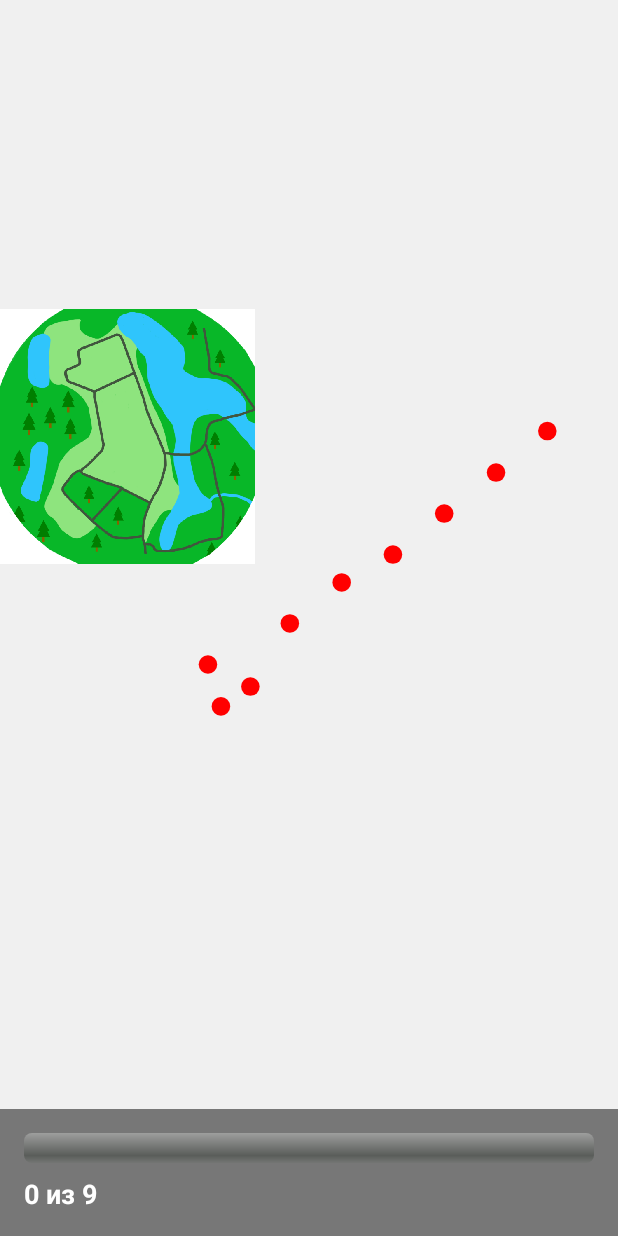
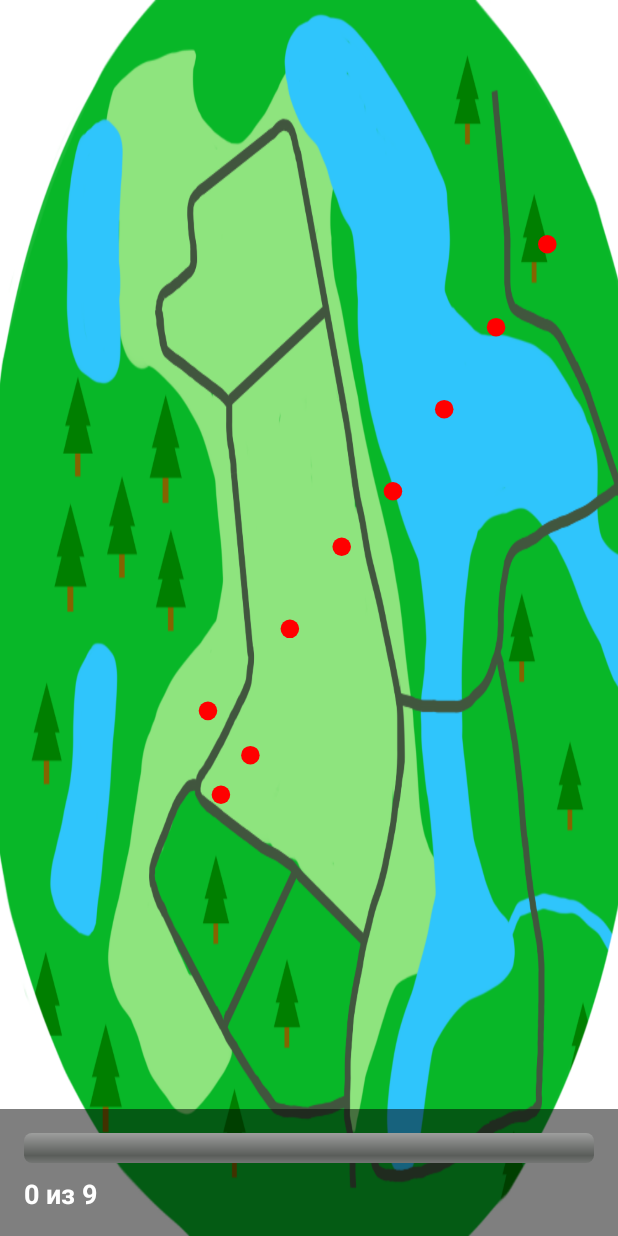
Before and after one commit to ribtie/KostromskayaSloboda, an Android app: the layout activity_map.xml on its own in the app's theme, with its tools: preview values and no code run, on a phone screen of 412 x 824 dp. Run offline under Robolectric (Android 15) with nearby library versions, the phone set to English and light mode, and no system bars.

Commit message:
Проверка функционала

```diff
--- a/app/src/main/java/com/example/kostromskayasloboda/MapView.java
+++ b/app/src/main/java/com/example/kostromskayasloboda/MapView.java
@@ -3,6 +3,7 @@ package com.example.kostromskayasloboda;
 import android.content.Context;
 import android.graphics.*;
 import android.util.AttributeSet;
+import android.view.MotionEvent;
 import android.view.View;
 import androidx.annotation.Nullable;
 
@@ -12,22 +13,20 @@ public class MapView extends View {
     private Bitmap[] objectBitmaps = new Bitmap[9];
     private Bitmap userMarker;
 
-    // Размеры объектов относительно ширины экрана
     private final float[] OBJECT_RELATIVE_SIZES = {0.1f, 0.1f, 0.08f, 0.09f, 0.1f, 0.09f, 0.1f, 0.12f, 0.1f};
     private final float MARKER_RELATIVE_SIZE = 0.03f;
     private final float USER_MARKER_RELATIVE_SIZE = 0.04f;
 
-    // Координаты объектов (широта, долгота)
     private final PointF[] OBJECT_POSITIONS = {
-            new PointF(57.737786F, 41.010429F), // Мельница
-            new PointF(57.737945F, 41.010621F), // Мельница 2
-            new PointF(57.738123F, 41.010345F), // Часовня
-            new PointF(57.738456F, 41.010876F), // Дом Гармони
-            new PointF(57.738789F, 41.011210F), // Крестьянский дом
-            new PointF(57.739012F, 41.011543F), // Дом Иконника
-            new PointF(57.739345F, 41.011876F), // Дом Рыбака
-            new PointF(57.739678F, 41.012210F), // Усадьба
-            new PointF(57.740012F, 41.012543F)  // Конюшня
+            new PointF(57.737786F, 41.010429F),
+            new PointF(57.737945F, 41.010621F),
+            new PointF(57.738123F, 41.010345F),
+            new PointF(57.738456F, 41.010876F),
+            new PointF(57.738789F, 41.011210F),
+            new PointF(57.739012F, 41.011543F),
+            new PointF(57.739345F, 41.011876F),
+            new PointF(57.739678F, 41.012210F),
+            new PointF(57.740012F, 41.012543F)
     };
 
     private boolean[] foundObjects = new boolean[9];
@@ -35,6 +34,11 @@ public class MapView extends View {
     private RectF mapBounds = new RectF();
     private Paint markerPaint;
     private float userLat = -1f, userLon = -1f;
+    private OnObjectClickListener objectClickListener;
+
+    public interface OnObjectClickListener {
+        void onObjectClick(int objectIndex);
+    }
 
     public MapView(Context context) {
         super(context);
@@ -55,10 +59,8 @@ public class MapView extends View {
     }
 
     private void loadBitmaps() {
-        // Загрузка карты
         originalMap = BitmapFactory.decodeResource(getResources(), R.drawable.karta);
 
-        // Загрузка объектов
         int[] resIds = {
                 R.drawable.melnitsa, R.drawable.melnitsa2, R.drawable.chasovna,
                 R.drawable.domgar, R.drawable.dom, R.drawable.domic,
@@ -69,7 +71,6 @@ public class MapView extends View {
             objectBitmaps[i] = BitmapFactory.decodeResource(getResources(), resIds[i]);
         }
 
-        // Загрузка маркера пользователя
         userMarker = BitmapFactory.decodeResource(getResources(), R.drawable.user_marker);
     }
 
@@ -82,37 +83,20 @@ public class MapView extends View {
     private void calculateMapTransform() {
         if (originalMap == null || getWidth() == 0 || getHeight() == 0) return;
 
-        // Вычисляем соотношение сторон
-        float mapAspect = (float)originalMap.getWidth() / originalMap.getHeight();
-        float viewAspect = (float)getWidth() / getHeight();
+        // Растягиваем карту на весь контейнер
+        float scaleX = (float)getWidth() / originalMap.getWidth();
+        float scaleY = (float)getHeight() / originalMap.getHeight();
 
-        // Определяем масштаб
-        float scale;
-        if (mapAspect > viewAspect) {
-            scale = (float)getWidth() / originalMap.getWidth();
-        } else {
-            scale = (float)getHeight() / originalMap.getHeight();
-        }
+        transformMatrix.reset();
+        transformMatrix.postScale(scaleX, scaleY);
 
-        // Создаем матрицу преобразования
-        transformMatrix.reset();
-        transformMatrix.postScale(scale, scale);
+        // Границы карты теперь совпадают с границами View
+        mapBounds.set(0, 0, getWidth(), getHeight());
 
-        // Центрируем карту
-        float scaledWidth = originalMap.getWidth() * scale;
-        float scaledHeight = originalMap.getHeight() * scale;
-        float dx = (getWidth() - scaledWidth) / 2;
-        float dy = (getHeight() - scaledHeight) / 2;
-        transformMatrix.postTranslate(dx, dy);
-
-        // Сохраняем границы карты
-        mapBounds.set(dx, dy, dx + scaledWidth, dy + scaledHeight);
-
-        // Создаем масштабированную карту
         scaledMap = Bitmap.createScaledBitmap(
                 originalMap,
-                (int)scaledWidth,
-                (int)scaledHeight,
+                getWidth(),
+                getHeight(),
                 true
         );
     }
@@ -121,12 +105,10 @@ public class MapView extends View {
     protected void onDraw(Canvas canvas) {
         super.onDraw(canvas);
 
-        // Рисуем карту
         if (scaledMap != null) {
-            canvas.drawBitmap(scaledMap, transformMatrix, null);
+            canvas.drawBitmap(scaledMap, 0, 0, null);
         }
 
-        // Рисуем объекты
         for (int i = 0; i < OBJECT_POSITIONS.length; i++) {
             PointF pos = convertGeoToScreen(OBJECT_POSITIONS[i]);
 
@@ -137,7 +119,6 @@ public class MapView extends View {
             }
         }
 
-        // Рисуем маркер пользователя
         if (userLat != -1f && userLon != -1f) {
             PointF userPos = convertGeoToScreen(new PointF(userLat, userLon));
             drawUserMarker(canvas, userPos);
@@ -145,8 +126,6 @@ public class MapView extends View {
     }
 
     private PointF convertGeoToScreen(PointF geoPoint) {
-        // Преобразуем географические координаты в экранные
-        // Границы карты в географических координатах
         float minLon = 41.009f, maxLon = 41.013f;
         float minLat = 57.736f, maxLat = 57.741f;
 
@@ -188,6 +167,36 @@ public class MapView extends View {
         canvas.drawBitmap(userMarker, null, dstRect, null);
     }
 
+    @Override
+    public boolean onTouchEvent(MotionEvent event) {
+        if (event.getAction() == MotionEvent.ACTION_DOWN && objectClickListener != null) {
+            PointF touchPoint = new PointF(event.getX(), event.getY());
+
+            for (int i = 0; i < OBJECT_POSITIONS.length; i++) {
+                PointF objPos = convertGeoToScreen(OBJECT_POSITIONS[i]);
+
+                if (foundObjects[i]) {
+                    float width = getWidth() * OBJECT_RELATIVE_SIZES[i];
+                    float height = width * objectBitmaps[i].getHeight() / objectBitmaps[i].getWidth();
+
+                    if (touchPoint.x >= objPos.x - width/2 && touchPoint.x <= objPos.x + width/2 &&
+                            touchPoint.y >= objPos.y - height/2 && touchPoint.y <= objPos.y + height/2) {
+                        objectClickListener.onObjectClick(i);
+                        return true;
+                    }
+                } else {
+                    float markerSize = getWidth() * MARKER_RELATIVE_SIZE;
+                    if (Math.abs(touchPoint.x - objPos.x) <= markerSize &&
+                            Math.abs(touchPoint.y - objPos.y) <= markerSize) {
+                        objectClickListener.onObjectClick(i);
+                        return true;
+                    }
+                }
+            }
+        }
+        return super.onTouchEvent(event);
+    }
+
     public void updateUserPosition(double lat, double lon) {
         userLat = (float)lat;
         userLon = (float)lon;
@@ -199,6 +208,17 @@ public class MapView extends View {
             foundObjects[index] = found;
             invalidate();
         }
+    }
+
+    public Bitmap getObjectBitmap(int index) {
+        if (index >= 0 && index < objectBitmaps.length) {
+            return objectBitmaps[index];
+        }
+        return null;
+    }
+
+    public void setOnObjectClickListener(OnObjectClickListener listener) {
+        this.objectClickListener = listener;
     }
 
     @Override
--- a/app/src/main/res/layout/activity_map.xml
+++ b/app/src/main/res/layout/activity_map.xml
@@ -7,7 +7,8 @@
     <com.example.kostromskayasloboda.MapView
         android:id="@+id/mapView"
         android:layout_width="match_parent"
-        android:layout_height="match_parent"/>
+        android:layout_height="match_parent"
+        android:scaleType="fitXY"/>
 
     <LinearLayout
         android:layout_width="match_parent"
```
Also changed, not shown: app/src/main/java/com/example/kostromskayasloboda/MapActivity.java (+93 -10 lines), app/src/main/java/com/example/kostromskayasloboda/ObjectInfoDialog.java (+11 -15 lines), app/src/main/res/layout/map_activity.xml (deleted, +0 -57 lines), app/src/main/res/values/arrays.xml (added, +50 -0 lines).
